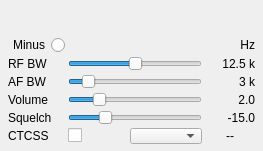
Old version of the form plugins/channel/nfm/nfmdemodgui.ui in the repository f4exb/sdrangel.
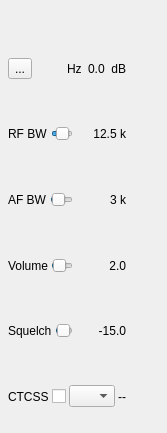
New version of the form. Icons and pictures are not drawn. Custom widgets are drawn as their Qt base class.

Commit message: NFM demod: added display of channel power in dB. Changed minus radio button for a iconified toggle button

Diff of the .ui file:
```diff
--- a/plugins/channel/nfm/nfmdemodgui.ui
+++ b/plugins/channel/nfm/nfmdemodgui.ui
@@ -6,8 +6,8 @@
    <rect>
     <x>0</x>
     <y>0</y>
-    <width>263</width>
-    <height>151</height>
+    <width>167</width>
+    <height>433</height>
    </rect>
   </property>
   <property name="windowTitle">
@@ -18,14 +18,17 @@
     <rect>
      <x>6</x>
      <y>35</y>
-     <width>251</width>
-     <height>111</height>
+     <width>122</width>
+     <height>395</height>
     </rect>
    </property>
    <property name="windowTitle">
     <string>Settings</string>
    </property>
-   <layout class="QGridLayout" name="gridLayout">
+   <layout class="QVBoxLayout" name="verticalLayout">
+    <property name="spacing">
+     <number>3</number>
+    </property>
     <property name="leftMargin">
      <number>2</number>
     </property>
@@ -38,268 +41,315 @@
     <property name="bottomMargin">
      <number>2</number>
     </property>
-    <property name="spacing">
-     <number>3</number>
-    </property>
-    <item row="5" column="4">
-     <layout class="QHBoxLayout" name="CTCSSblock">
+    <item>
+     <layout class="QHBoxLayout" name="DeltaFrequencyLayout">
       <item>
-       <widget class="QCheckBox" name="ctcssOn">
+       <widget class="QToolButton" name="deltaMinus">
+        <property name="text">
+         <string>...</string>
+        </property>
+        <property name="icon">
+         <iconset>
+          <selectedoff>:/plus.png</selectedoff>
+          <selectedon>:/minus.png</selectedon>
+         </iconset>
+        </property>
+        <property name="checkable">
+         <bool>true</bool>
+        </property>
+       </widget>
+      </item>
+      <item>
+       <widget class="ValueDial" name="deltaFrequency" native="true">
+        <property name="sizePolicy">
+         <sizepolicy hsizetype="Maximum" vsizetype="Maximum">
+          <horstretch>0</horstretch>
+          <verstretch>0</verstretch>
+         </sizepolicy>
+        </property>
+        <property name="minimumSize">
+         <size>
+          <width>32</width>
+          <height>16</height>
+         </size>
+        </property>
+        <property name="font">
+         <font>
+          <family>Monospace</family>
+          <pointsize>12</pointsize>
+         </font>
+        </property>
+        <property name="cursor">
+         <cursorShape>SizeVerCursor</cursorShape>
+        </property>
+        <property name="focusPolicy">
+         <enum>Qt::StrongFocus</enum>
+        </property>
         <property name="toolTip">
          <string>Activate CTCSS</string>
         </property>
+       </widget>
+      </item>
+      <item>
+       <widget class="QLabel" name="deltaUnits">
         <property name="text">
-         <string/>
+         <string>Hz </string>
         </property>
+        <property name="alignment">
+         <set>Qt::AlignRight|Qt::AlignTrailing|Qt::AlignVCenter</set>
+        </property>
        </widget>
       </item>
       <item>
-       <widget class="QComboBox" name="ctcss">
-        <property name="maximumSize">
+       <widget class="QLabel" name="channelPower">
+        <property name="toolTip">
+         <string>Channel power</string>
+        </property>
+        <property name="layoutDirection">
+         <enum>Qt::RightToLeft</enum>
+        </property>
+        <property name="text">
+         <string>0.0</string>
+        </property>
+       </widget>
+      </item>
+      <item>
+       <widget class="QLabel" name="channelPowerUnits">
+        <property name="text">
+         <string> dB</string>
+        </property>
+       </widget>
+      </item>
+     </layout>
+    </item>
+    <item>
+     <layout class="QHBoxLayout" name="rfBWLayout">
+      <item>
+       <widget class="QLabel" name="rfBWLabel">
+        <property name="text">
+         <string>RF BW</string>
+        </property>
+       </widget>
+      </item>
+      <item>
+       <widget class="QSlider" name="rfBW">
+        <property name="maximum">
+         <number>8</number>
+        </property>
+        <property name="pageStep">
+         <number>1</number>
+        </property>
+        <property name="value">
+         <number>4</number>
+        </property>
+        <property name="orientation">
+         <enum>Qt::Horizontal</enum>
+        </property>
+       </widget>
+      </item>
+      <item>
+       <widget class="QLabel" name="rfBWText">
+        <property name="minimumSize">
          <size>
-          <width>16777215</width>
-          <height>16777215</height>
+          <width>50</width>
+          <height>0</height>
          </size>
         </property>
-        <property name="toolTip">
-         <string>Set CTCSS Frequency</string>
+        <property name="text">
+         <string>12.5 k</string>
         </property>
+        <property name="alignment">
+         <set>Qt::AlignRight|Qt::AlignTrailing|Qt::AlignVCenter</set>
+        </property>
        </widget>
       </item>
      </layout>
     </item>
-    <item row="3" column="4">
-     <widget class="QSlider" name="volume">
-      <property name="maximum">
-       <number>100</number>
-      </property>
-      <property name="value">
-       <number>20</number>
-      </property>
-      <property name="orientation">
-       <enum>Qt::Horizontal</enum>
-      </property>
-     </widget>
+    <item>
+     <layout class="QHBoxLayout" name="afBWLayout">
+      <item>
+       <widget class="QLabel" name="afLabel">
+        <property name="text">
+         <string>AF BW</string>
+        </property>
+       </widget>
+      </item>
+      <item>
+       <widget class="QSlider" name="afBW">
+        <property name="minimum">
+         <number>1</number>
+        </property>
+        <property name="maximum">
+         <number>20</number>
+        </property>
+        <property name="pageStep">
+         <number>1</number>
+        </property>
+        <property name="value">
+         <number>3</number>
+        </property>
+        <property name="orientation">
+         <enum>Qt::Horizontal</enum>
+        </property>
+       </widget>
+      </item>
+      <item>
+       <widget class="QLabel" name="afBWText">
+        <property name="minimumSize">
+         <size>
+          <width>50</width>
+          <height>0</height>
+         </size>
+        </property>
+        <property name="text">
+         <string>3 k</string>
+        </property>
+        <property name="alignment">
+         <set>Qt::AlignRight|Qt::AlignTrailing|Qt::AlignVCenter</set>
+        </property>
+       </widget>
+      </item>
+     </layout>
     </item>
-    <item row="1" column="4">
-     <widget class="QSlider" name="rfBW">
-      <property name="maximum">
-       <number>8</number>
-      </property>
-      <property name="pageStep">
-       <number>1</number>
-      </property>
-      <property name="value">
-       <number>4</number>
-      </property>
-      <property name="orientation">
-       <enum>Qt::Horizontal</enum>
-      </property>
-     </widget>
+    <item>
+     <layout class="QHBoxLayout" name="volumeLayout">
+      <item>
+       <widget class="QLabel" name="volumeLabel">
+        <property name="text">
+         <string>Volume</string>
+        </property>
+       </widget>
+      </item>
+      <item>
+       <widget class="QSlider" name="volume">
+        <property name="maximum">
+         <number>100</number>
+        </property>
+        <property name="value">
+         <number>20</number>
+        </property>
+        <property name="orientation">
+         <enum>Qt::Horizontal</enum>
+        </property>
+       </widget>
+      </item>
+      <item>
+       <widget class="QLabel" name="volumeText">
+        <property name="minimumSize">
+         <size>
+          <width>50</width>
+          <height>0</height>
+         </size>
+        </property>
+        <property name="text">
+         <string>2.0</string>
+        </property>
+        <property name="alignment">
+         <set>Qt::AlignRight|Qt::AlignTrailing|Qt::AlignVCenter</set>
+        </property>
+       </widget>
+      </item>
+     </layout>
     </item>
-    <item row="0" column="0">
-     <widget class="QRadioButton" name="deltaMinus">
-      <property name="layoutDirection">
-       <enum>Qt::RightToLeft</enum>
-      </property>
-      <property name="text">
-       <string>Minus</string>
-      </property>
-     </widget>
+    <item>
+     <layout class="QHBoxLayout" name="squelchLayout">
+      <item>
+       <widget class="QLabel" name="squelchLabel">
+        <property name="text">
+         <string>Squelch</string>
+        </property>
+       </widget>
+      </item>
+      <item>
+       <widget class="QSlider" name="squelch">
+        <property name="toolTip">
+         <string>Threshold min/max in dB</string>
+        </property>
+        <property name="minimum">
+         <number>-200</number>
+        </property>
+        <property name="maximum">
+         <number>0</number>
+        </property>
+        <property name="pageStep">
+         <number>1</number>
+        </property>
+        <property name="value">
+         <number>-150</number>
+        </property>
+        <property name="orientation">
+         <enum>Qt::Horizontal</enum>
+        </property>
+       </widget>
+      </item>
+      <item>
+       <widget class="QLabel" name="squelchText">
+        <property name="minimumSize">
+         <size>
+          <width>50</width>
+          <height>0</height>
+         </size>
+        </property>
+        <property name="text">
+         <string>-15.0</string>
+        </property>
+        <property name="alignment">
+         <set>Qt::AlignRight|Qt::AlignTrailing|Qt::AlignVCenter</set>
+        </property>
+       </widget>
+      </item>
+     </layout>
     </item>
-    <item row="4" column="0">
-     <widget class="QLabel" name="squelchLabel">
-      <property name="text">
-       <string>Squelch</string>
-      </property>
-     </widget>
-    </item>
-    <item row="2" column="0">
-     <widget class="QLabel" name="afLabel">
-      <property name="text">
-       <string>AF BW</string>
-      </property>
-     </widget>
-    </item>
-    <item row="1" column="0">
-     <widget class="QLabel" name="rfBWLabel">
-      <property name="text">
-       <string>RF BW</string>
-      </property>
-     </widget>
-    </item>
-    <item row="4" column="4">
-     <widget class="QSlider" name="squelch">
-      <property name="toolTip">
-       <string>Threshold min/max in dB</string>
-      </property>
-      <property name="minimum">
-       <number>-200</number>
-      </property>
-      <property name="maximum">
-       <number>0</number>
-      </property>
-      <property name="pageStep">
-       <number>1</number>
-      </property>
-      <property name="value">
-       <number>-150</number>
-      </property>
-      <property name="orientation">
-       <enum>Qt::Horizontal</enum>
-      </property>
-     </widget>
-    </item>
-    <item row="3" column="0">
-     <widget class="QLabel" name="volumeLabel">
-      <property name="text">
-       <string>Volume</string>
-      </property>
-     </widget>
-    </item>
-    <item row="1" column="6">
-     <widget class="QLabel" name="rfBWText">
-      <property name="minimumSize">
-       <size>
-        <width>50</width>
-        <height>0</height>
-       </size>
-      </property>
-      <property name="text">
-       <string>12.5 k</string>
-      </property>
-      <property name="alignment">
-       <set>Qt::AlignRight|Qt::AlignTrailing|Qt::AlignVCenter</set>
-      </property>
-     </widget>
-    </item>
-    <item row="2" column="6">
-     <widget class="QLabel" name="afBWText">
-      <property name="minimumSize">
-       <size>
-        <width>50</width>
-        <height>0</height>
-       </size>
-      </property>
-      <property name="text">
-       <string>3 k</string>
-      </property>
-      <property name="alignment">
-       <set>Qt::AlignRight|Qt::AlignTrailing|Qt::AlignVCenter</set>
-      </property>
-     </widget>
-    </item>
-    <item row="2" column="4">
-     <widget class="QSlider" name="afBW">
-      <property name="minimum">
-       <number>1</number>
-      </property>
-      <property name="maximum">
-       <number>20</number>
-      </property>
-      <property name="pageStep">
-       <number>1</number>
-      </property>
-      <property name="value">
-       <number>3</number>
-      </property>
-      <property name="orientation">
-       <enum>Qt::Horizontal</enum>
-      </property>
-     </widget>
-    </item>
-    <item row="4" column="6">
-     <widget class="QLabel" name="squelchText">
-      <property name="minimumSize">
-       <size>
-        <width>50</width>
-        <height>0</height>
-       </size>
-      </property>
-      <property name="text">
-       <string>-15.0</string>
-      </property>
-      <property name="alignment">
-       <set>Qt::AlignRight|Qt::AlignTrailing|Qt::AlignVCenter</set>
-      </property>
-     </widget>
-    </item>
-    <item row="3" column="6">
-     <widget class="QLabel" name="volumeText">
-      <property name="minimumSize">
-       <size>
-        <width>50</width>
-        <height>0</height>
-       </size>
-      </property>
-      <property name="text">
-       <string>2.0</string>
-      </property>
-      <property name="alignment">
-       <set>Qt::AlignRight|Qt::AlignTrailing|Qt::AlignVCenter</set>
-      </property>
-     </widget>
-    </item>
-    <item row="0" column="6">
-     <widget class="QLabel" name="deltaUnits">
-      <property name="text">
-       <string>Hz</string>
-      </property>
-      <property name="alignment">
-       <set>Qt::AlignRight|Qt::AlignTrailing|Qt::AlignVCenter</set>
-      </property>
-     </widget>
-    </item>
-    <item row="5" column="0">
-     <widget class="QLabel" name="ctcssLabel">
-      <property name="text">
-       <string>CTCSS</string>
-      </property>
-     </widget>
-    </item>
-    <item row="0" column="4">
-     <widget class="ValueDial" name="deltaFrequency" native="true">
-      <property name="sizePolicy">
-       <sizepolicy hsizetype="Maximum" vsizetype="Maximum">
-        <horstretch>0</horstretch>
-        <verstretch>0</verstretch>
-       </sizepolicy>
-      </property>
-      <property name="minimumSize">
-       <size>
-        <width>32</width>
-        <height>16</height>
-       </size>
-      </property>
-      <property name="font">
-       <font>
-        <family>Monospace</family>
-        <pointsize>12</pointsize>
-       </font>
-      </property>
-      <property name="cursor">
-       <cursorShape>SizeVerCursor</cursorShape>
-      </property>
-      <property name="focusPolicy">
-       <enum>Qt::StrongFocus</enum>
-      </property>
-      <property name="toolTip">
-       <string>Demod shift frequency from center in Hz</string>
-      </property>
-     </widget>
-    </item>
-    <item row="5" column="6">
-     <widget class="QLabel" name="ctcssText">
-      <property name="toolTip">
-       <string>CTCSS detected</string>
-      </property>
-      <property name="text">
-       <string>--</string>
-      </property>
-      <property name="alignment">
-       <set>Qt::AlignCenter</set>
-      </property>
-     </widget>
+    <item>
+     <layout class="QHBoxLayout" name="ctcssLayout">
+      <item>
+       <widget class="QLabel" name="ctcssLabel">
+        <property name="text">
+         <string>CTCSS</string>
+        </property>
+       </widget>
+      </item>
+      <item>
+       <layout class="QHBoxLayout" name="CTCSSblock">
+        <item>
+         <widget class="QCheckBox" name="ctcssOn">
+          <property name="toolTip">
+           <string>Activate CTCSS</string>
+          </property>
+          <property name="text">
+           <string/>
+          </property>
+         </widget>
+        </item>
+        <item>
+         <widget class="QComboBox" name="ctcss">
+          <property name="maximumSize">
+           <size>
+            <width>16777215</width>
+            <height>16777215</height>
+           </size>
+          </property>
+          <property name="toolTip">
+           <string>Set CTCSS Frequency</string>
+          </property>
+         </widget>
+        </item>
+       </layout>
+      </item>
+      <item>
+       <widget class="QLabel" name="ctcssText">
+        <property name="toolTip">
+         <string>CTCSS detected</string>
+        </property>
+        <property name="text">
+         <string>--</string>
+        </property>
+        <property name="alignment">
+         <set>Qt::AlignCenter</set>
+        </property>
+       </widget>
+      </item>
+     </layout>
     </item>
    </layout>
   </widget>
```
Left out of the diff: 6 changed lines with no effect on the pictures. The commit also changes 6 other files.
